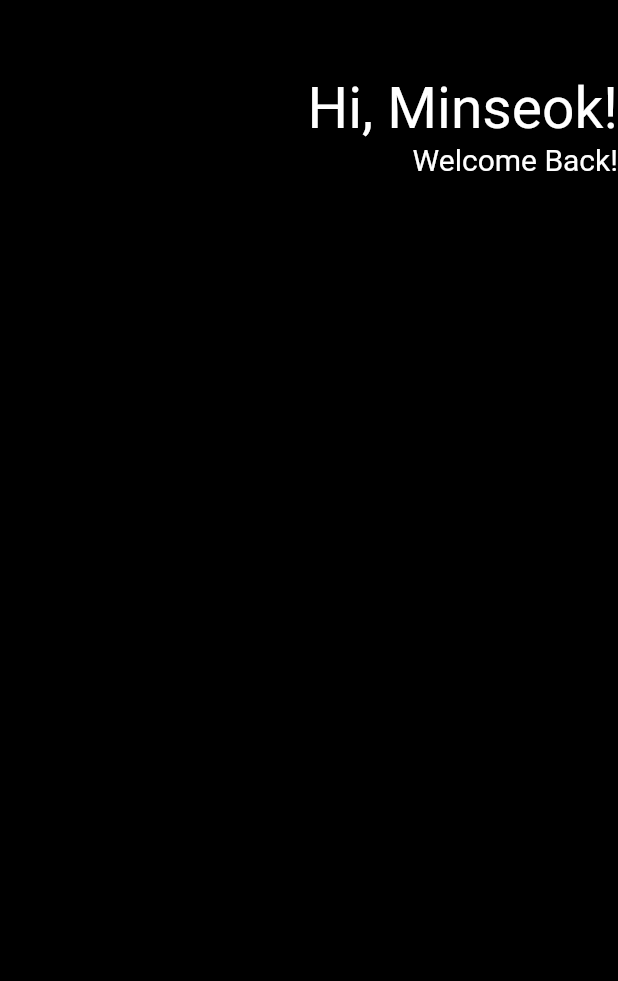
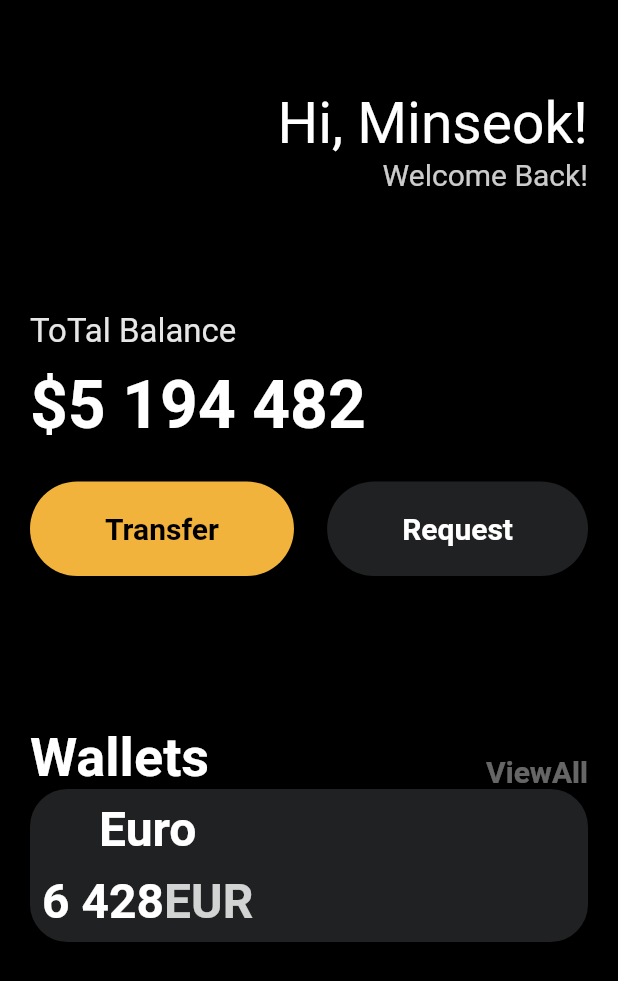
Before and after one commit to 1946735/Dart-FlutterToToyPJT, a Flutter app: the screen it shows after launch, on a phone screen of 412 x 824 dp. Shown: the top 981 px of the screen. Run offline on Flutter 3.47's test engine with Material 2 defaults, Android fonts, the phone set to English and light mode, and no system bars.

Commit message:
please commit !!!!!!!

```diff
--- a/toonflix/lib/main.dart
+++ b/toonflix/lib/main.dart
@@ -1,4 +1,5 @@
 import 'package:flutter/material.dart';
+import 'package:toonflix/widgets/button.dart';
 
 void main() {
   runApp(const App());
@@ -9,14 +10,19 @@ class App extends StatelessWidget {
 
   @override
   Widget build(BuildContext context) {
-    return const MaterialApp(
+    return MaterialApp(
       home: Scaffold(
         backgroundColor: Colors.black,
-        body: Column(
+        body: Padding(
+          padding: const EdgeInsets.symmetric(
+            horizontal: 20,
+          ),
+          child: Column(
+            crossAxisAlignment: CrossAxisAlignment.start,
             children: [
               // SizedBox 클래스를 넣어줌으로써 공간을 만들 수 있다.
-            SizedBox(
-              height: 50,
+              const SizedBox(
+                height: 60,
                 width: 10,
               ),
               Row(
@@ -25,7 +31,7 @@ class App extends StatelessWidget {
                   Column(
                     crossAxisAlignment: CrossAxisAlignment.end,
                     children: [
-                    Text(
+                      const Text(
                         'Hi, Minseok!',
                         style: TextStyle(
                           color: Colors.white,
@@ -35,15 +41,128 @@ class App extends StatelessWidget {
                       Text(
                         'Welcome Back!',
                         style: TextStyle(
-                        color: Colors.white,
+                          color: Colors.white.withOpacity(0.8),
                           fontSize: 20,
                         ),
                       ),
                     ],
                   )
                 ],
+              ),
+              const SizedBox(
+                height: 80,
+              ),
+              Text(
+                'ToTal Balance',
+                style: TextStyle(
+                  color: Colors.white.withOpacity(0.9),
+                  fontSize: 22,
+                ),
+              ),
+              const SizedBox(
+                height: 10,
+              ),
+              const Text(
+                '\$5 194 482',
+                style: TextStyle(
+                  color: Colors.white,
+                  fontSize: 44,
+                  fontWeight: FontWeight.w600,
+                ),
+              ),
+              const SizedBox(
+                height: 25,
+              ),
+              const Row(
+                mainAxisAlignment: MainAxisAlignment.spaceBetween,
+                children: [
+                  Button(
+                      text: 'Transfer',
+                      textColor: Colors.black,
+                      bgColor: Color(0xFFF1B33B),
+                      fontsize: 20),
+                  Button(
+                      text: 'Request',
+                      textColor: Colors.white,
+                      bgColor: Color(0xFF1F2123),
+                      fontsize: 20)
+                ],
+              ),
+              const SizedBox(
+                height: 100,
+              ),
+              Row(
+                crossAxisAlignment: CrossAxisAlignment.end,
+                mainAxisAlignment: MainAxisAlignment.spaceBetween,
+                children: [
+                  const Text(
+                    'Wallets',
+                    style: TextStyle(
+                      color: Colors.white,
+                      fontSize: 36,
+                      fontWeight: FontWeight.w600,
+                    ),
+                  ),
+                  Text(
+                    'ViewAll',
+                    style: TextStyle(
+                      color: Colors.white.withOpacity(0.4),
+                      fontSize: 20,
+                      fontWeight: FontWeight.w600,
+                    ),
+                  ),
+                ],
+              ),
+              Container(
+                decoration: BoxDecoration(
+                  color: const Color(0xFF1F2123),
+                  borderRadius: BorderRadius.circular(25),
+                ),
+                child: Padding(
+                  padding: const EdgeInsets.all(8.0),
+                  child: Row(
+                    children: [
+                      Column(
+                        children: [
+                          const Text(
+                            'Euro',
+                            style: TextStyle(
+                              color: Colors.white,
+                              fontSize: 32,
+                              fontWeight: FontWeight.w600,
+                            ),
+                          ),
+                          const SizedBox(
+                            height: 10,
+                          ),
+                          Row(
+                            children: [
+                              const Text(
+                                '6 428',
+                                style: TextStyle(
+                                  color: Colors.white,
+                                  fontSize: 32,
+                                  fontWeight: FontWeight.w600,
+                                ),
+                              ),
+                              Text(
+                                'EUR',
+                                style: TextStyle(
+                                  color: Colors.white.withOpacity(0.8),
+                                  fontSize: 32,
+                                  fontWeight: FontWeight.w600,
+                                ),
+                              ),
+                            ],
+                          ),
+                        ],
+                      ),
+                    ],
+                  ),
+                ),
               )
             ],
+          ),
         ),
       ),
     );
--- /dev/null
+++ b/toonflix/lib/widgets/button.dart
@@ -0,0 +1,40 @@
+import 'package:flutter/material.dart';
+
+class Button extends StatelessWidget {
+  final String text;
+  final Color bgColor;
+  final Color textColor;
+  final double fontsize;
+
+  const Button({
+    super.key,
+    required this.text,
+    required this.textColor,
+    required this.bgColor,
+    required this.fontsize,
+  });
+
+  @override
+  Widget build(BuildContext context) {
+    return Container(
+      decoration: BoxDecoration(
+        color: bgColor,
+        borderRadius: BorderRadius.circular(45),
+      ),
+      child: Padding(
+        padding: const EdgeInsets.symmetric(
+          vertical: 20,
+          horizontal: 50,
+        ),
+        child: Text(
+          text,
+          style: TextStyle(
+            color: textColor,
+            fontSize: fontsize,
+            fontWeight: FontWeight.w600,
+          ),
+        ),
+      ),
+    );
+  }
+}
```
Lines whose indentation alone changed are shown as unchanged.
